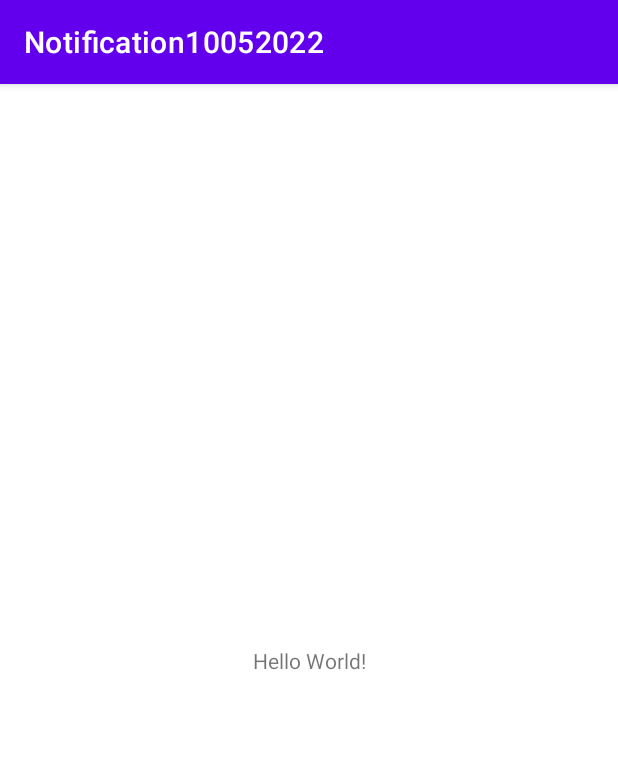
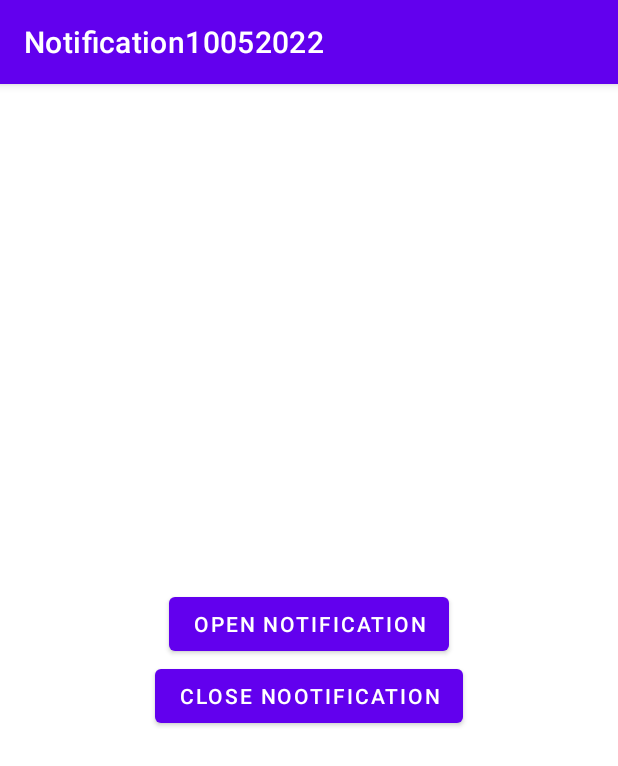
Before and after one commit to 21424070-vinhapp/Notification10052022, an Android app: the screen it shows after launch (MainActivity), on a phone screen of 412 x 824 dp. Shown: the top 766 px of the screen. Run offline under Robolectric (Android 15) with nearby library versions, the phone set to English and light mode, and no system bars.

Commit message:
create 2 button

```diff
--- a/app/src/main/res/layout/activity_main.xml
+++ b/app/src/main/res/layout/activity_main.xml
@@ -1,18 +1,21 @@
 <?xml version="1.0" encoding="utf-8"?>
-<androidx.constraintlayout.widget.ConstraintLayout xmlns:android="http://schemas.android.com/apk/res/android"
+<LinearLayout xmlns:android="http://schemas.android.com/apk/res/android"
     xmlns:app="http://schemas.android.com/apk/res-auto"
     xmlns:tools="http://schemas.android.com/tools"
     android:layout_width="match_parent"
     android:layout_height="match_parent"
-    tools:context=".MainActivity">
+    tools:context=".MainActivity"
+    android:orientation="vertical"
+    android:gravity="center">
 
-    <TextView
+
+    <Button
         android:layout_width="wrap_content"
         android:layout_height="wrap_content"
-        android:text="Hello World!"
-        app:layout_constraintBottom_toBottomOf="parent"
-        app:layout_constraintLeft_toLeftOf="parent"
-        app:layout_constraintRight_toRightOf="parent"
-        app:layout_constraintTop_toTopOf="parent" />
+        android:text="Open Notification"/>
 
-</androidx.constraintlayout.widget.ConstraintLayout>
+    <Button
+        android:layout_width="wrap_content"
+        android:layout_height="wrap_content"
+        android:text="Close Nootification"/>
+</LinearLayout>
```
